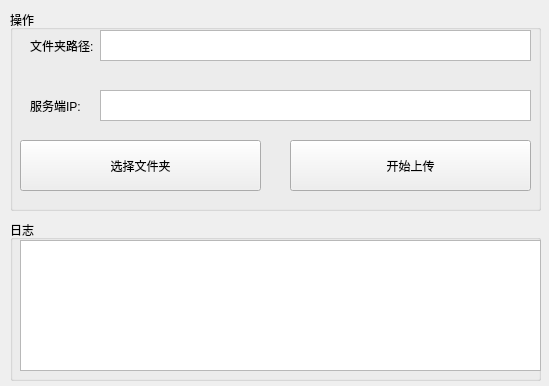
Qt form form.ui (a2824256/Python-Tcp-Upload-Client) before a commit.
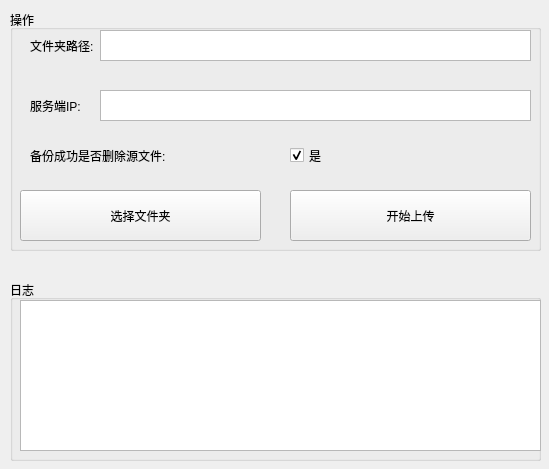
The same form after that commit.

What changed in the file:
```diff
--- a/form.ui
+++ b/form.ui
@@ -7,7 +7,7 @@
     <x>0</x>
     <y>0</y>
     <width>549</width>
-    <height>386</height>
+    <height>469</height>
    </rect>
   </property>
   <property name="windowTitle">
@@ -19,7 +19,7 @@
      <x>10</x>
      <y>10</y>
      <width>531</width>
-     <height>201</height>
+     <height>241</height>
     </rect>
    </property>
    <property name="title">
@@ -52,7 +52,7 @@
     <property name="geometry">
      <rect>
       <x>280</x>
-      <y>130</y>
+      <y>180</y>
       <width>241</width>
       <height>51</height>
      </rect>
@@ -88,7 +88,7 @@
     <property name="geometry">
      <rect>
       <x>10</x>
-      <y>130</y>
+      <y>180</y>
       <width>241</width>
       <height>51</height>
      </rect>
@@ -97,14 +97,43 @@
      <string>选择文件夹</string>
     </property>
    </widget>
+   <widget class="QLabel" name="label_3">
+    <property name="geometry">
+     <rect>
+      <x>20</x>
+      <y>130</y>
+      <width>231</width>
+      <height>31</height>
+     </rect>
+    </property>
+    <property name="text">
+     <string>备份成功是否删除源文件:</string>
+    </property>
+   </widget>
+   <widget class="QCheckBox" name="checkBox">
+    <property name="geometry">
+     <rect>
+      <x>280</x>
+      <y>130</y>
+      <width>75</width>
+      <height>31</height>
+     </rect>
+    </property>
+    <property name="text">
+     <string>是</string>
+    </property>
+    <property name="checked">
+     <bool>true</bool>
+    </property>
+   </widget>
   </widget>
   <widget class="QGroupBox" name="groupBox_2">
    <property name="geometry">
     <rect>
      <x>10</x>
-     <y>220</y>
+     <y>280</y>
      <width>531</width>
-     <height>161</height>
+     <height>181</height>
     </rect>
    </property>
    <property name="title">
@@ -116,7 +145,7 @@
       <x>10</x>
       <y>20</y>
       <width>521</width>
-      <height>131</height>
+      <height>151</height>
      </rect>
     </property>
    </widget>
```
